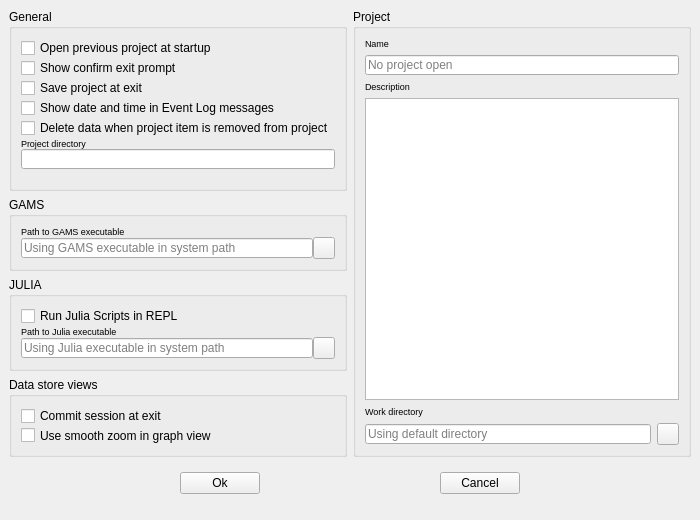
spine-tools/Spine-Toolbox, file spinetoolbox/ui/settings.ui: the form before one commit.
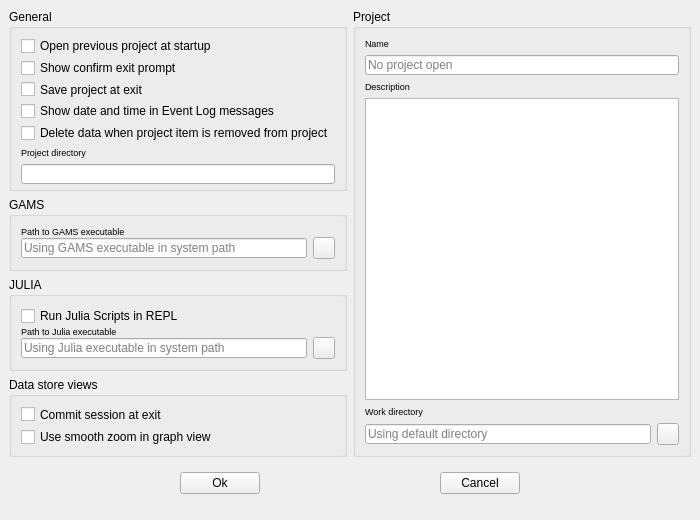
The form after the commit.

Commit message: Issue #232 updated: trying out setting parent to None in SettingsForm constructor.

```diff
--- a/spinetoolbox/ui/settings.ui
+++ b/spinetoolbox/ui/settings.ui
@@ -127,10 +127,16 @@
          </property>
          <layout class="QVBoxLayout" name="verticalLayout_6">
           <property name="spacing">
-           <number>0</number>
+           <number>6</number>
           </property>
           <item>
            <widget class="QCheckBox" name="checkBox_open_previous_project">
+            <property name="sizePolicy">
+             <sizepolicy hsizetype="Minimum" vsizetype="Minimum">
+              <horstretch>0</horstretch>
+              <verstretch>0</verstretch>
+             </sizepolicy>
+            </property>
             <property name="toolTip">
              <string>&lt;html&gt;&lt;head/&gt;&lt;body&gt;&lt;p&gt;If checked, Application opens the project at startup that was open the last time the application was exited&lt;/p&gt;&lt;/body&gt;&lt;/html&gt;</string>
             </property>
@@ -241,7 +247,10 @@
           <string>GAMS</string>
          </property>
          <layout class="QGridLayout" name="gridLayout">
-          <property name="spacing">
+          <property name="horizontalSpacing">
+           <number>6</number>
+          </property>
+          <property name="verticalSpacing">
            <number>0</number>
           </property>
           <item row="1" column="0">
@@ -306,7 +315,10 @@
           <string>JULIA</string>
          </property>
          <layout class="QGridLayout" name="gridLayout_2">
-          <property name="spacing">
+          <property name="horizontalSpacing">
+           <number>6</number>
+          </property>
+          <property name="verticalSpacing">
            <number>0</number>
           </property>
           <item row="1" column="0">
@@ -391,7 +403,7 @@
          </property>
          <layout class="QVBoxLayout" name="verticalLayout_4">
           <property name="spacing">
-           <number>0</number>
+           <number>6</number>
           </property>
           <item>
            <widget class="QCheckBox" name="checkBox_commit_at_exit">
```
Left out of the diff: 12 changed lines with no effect on the pictures. The commit also changes 3 other files.
